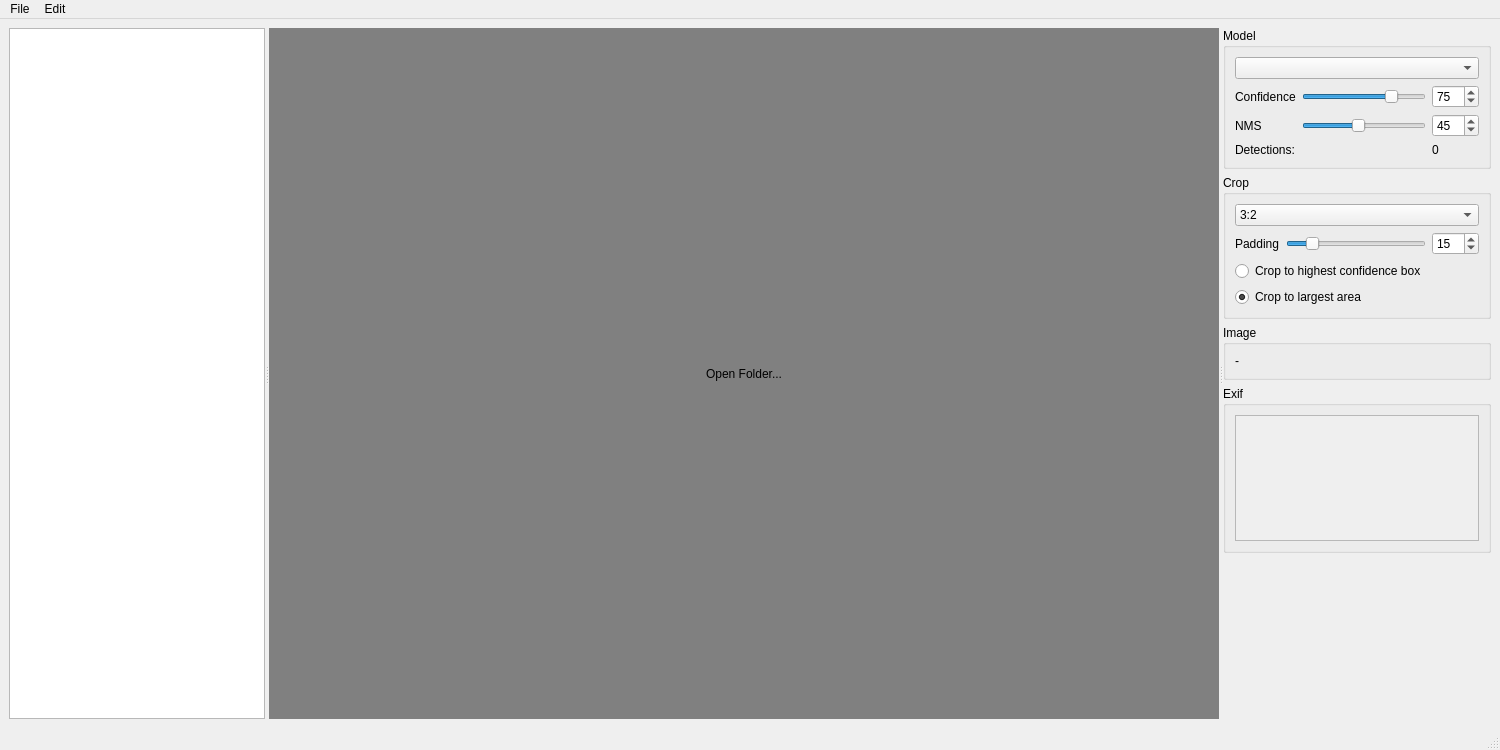
Old version of the form modelviewer/model_viewer_gui.ui in the repository kenwer/detectorist.
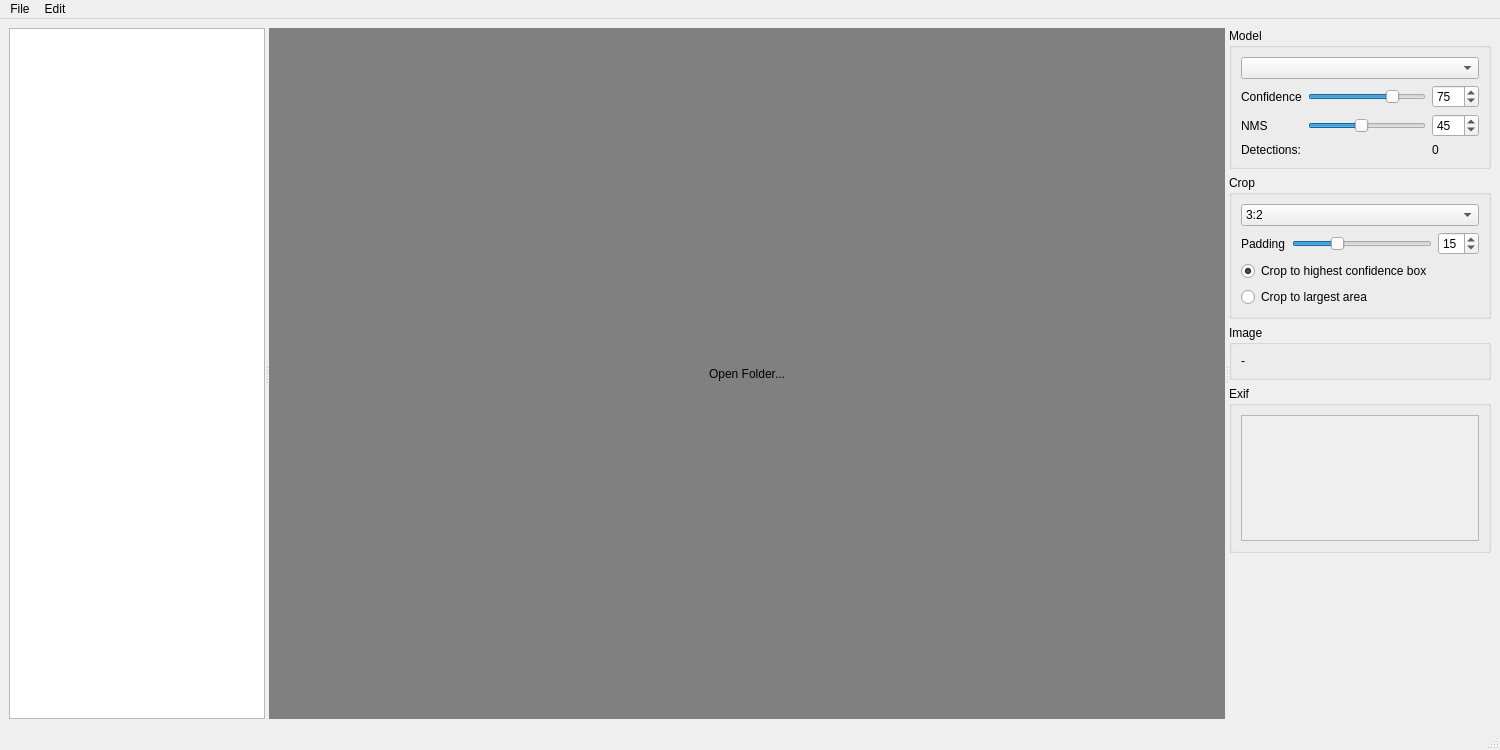
New version of the form.

The edit to the form file:
```diff
--- a/modelviewer/model_viewer_gui.ui
+++ b/modelviewer/model_viewer_gui.ui
@@ -246,7 +246,7 @@
               <string>The padding added to the crop (percent of the image size in percent)</string>
              </property>
              <property name="maximum">
-              <number>100</number>
+              <number>50</number>
              </property>
              <property name="singleStep">
               <number>10</number>
@@ -265,7 +265,7 @@
            <item row="1" column="2">
             <widget class="QSpinBox" name="paddingSpinBox">
              <property name="maximum">
-              <number>100</number>
+              <number>50</number>
              </property>
              <property name="value">
               <number>15</number>
@@ -277,6 +277,9 @@
              <property name="text">
               <string>Crop to highest confidence box</string>
              </property>
+             <property name="checked">
+              <bool>true</bool>
+             </property>
              <attribute name="buttonGroup">
               <string notr="true">btngroup_crop</string>
              </attribute>
@@ -288,7 +291,7 @@
               <string>Crop to largest area</string>
              </property>
              <property name="checked">
-              <bool>true</bool>
+              <bool>false</bool>
              </property>
              <attribute name="buttonGroup">
               <string notr="true">btngroup_crop</string>
@@ -330,7 +333,7 @@
                <rect>
                 <x>0</x>
                 <y>0</y>
-                <width>260</width>
+                <width>254</width>
                 <height>84</height>
                </rect>
               </property>
```
Left out of the diff: 2 changed lines with no effect on the pictures.
